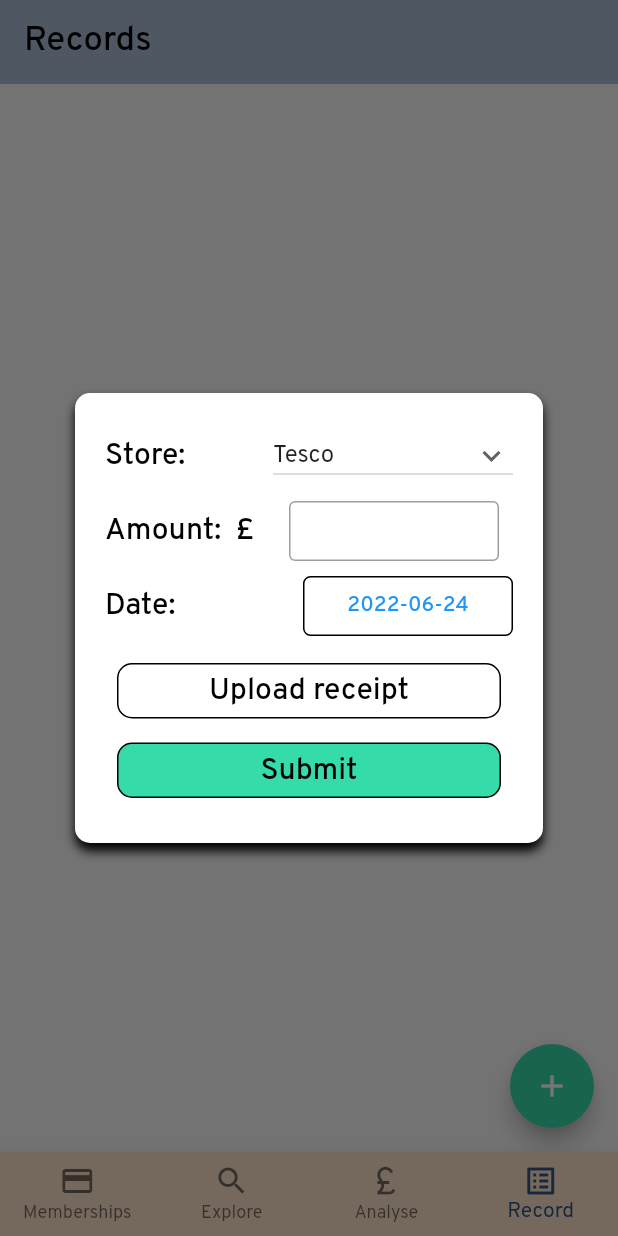
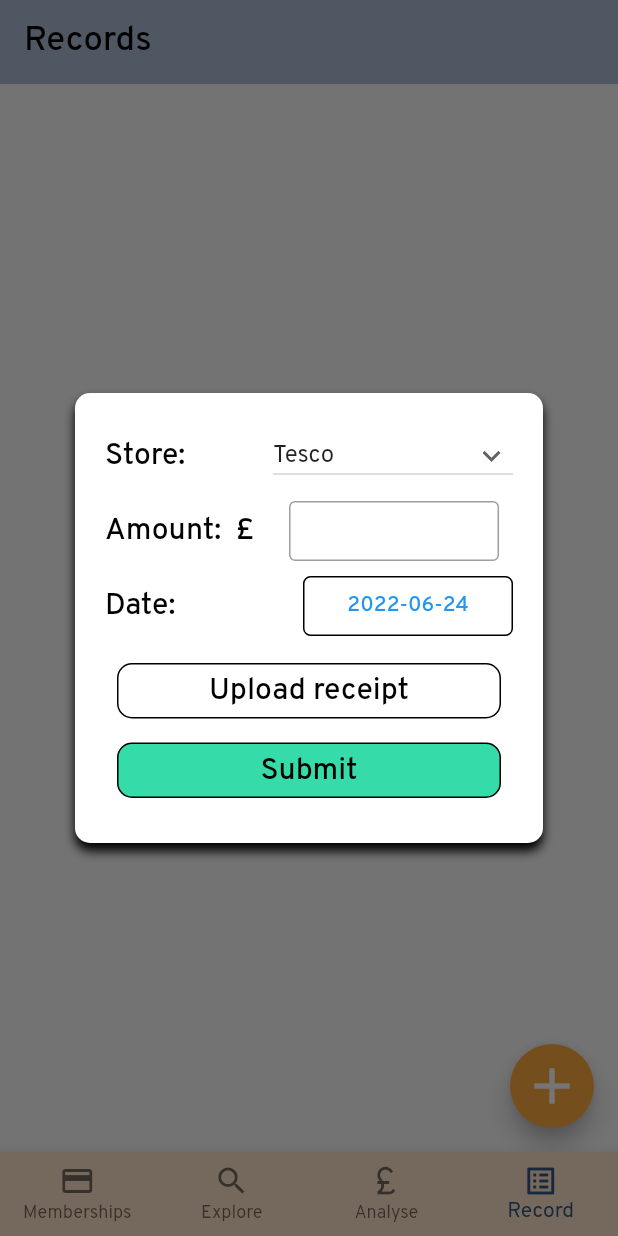
Before and after one commit to khemichew/Kumi, a Flutter app: the screen it shows once a user with an empty profile is signed in, item 4 of the bottom bar chosen, after a tap on the "add" icon, on a phone screen of 412 x 824 dp. Run offline on Flutter 3.47's test engine with Material 2 defaults, Android fonts, the phone set to English and light mode, and no system bars; our stand-ins replace barcode_widget, cloud_firestore, firebase_auth, firebase_core, firebase_storage, fl_chart and 2 more; missing offline and left inert: flutter_barcode_scanner; accounts and stored records are empty; project files that could hold a hidden picture were left out.

Commit message:
[minor] tweak overall UI

```diff
--- a/app/lib/tabs/memberships/landing_page.dart
+++ b/app/lib/tabs/memberships/landing_page.dart
@@ -19,10 +19,13 @@ class MembershipPage extends StatelessWidget {
       title: const Text("Memberships", style: titleStyle),
       actions: <Widget>[
         Container(
-          decoration: const BoxDecoration(
-            color: Colors.indigoAccent,
+          decoration: BoxDecoration(
+            border: Border.all(
+              color: Colors.black,
+              width: 2.0
+            ),
+            color: Colors.transparent,
             shape: BoxShape.circle,
-            boxShadow: lightBoxShadow
           ),
           margin: const EdgeInsets.only(right: 20.0),
           padding: allSidesTenInsets,
@@ -34,7 +37,11 @@ class MembershipPage extends StatelessWidget {
                   ),
                 );
               },
-            child: const Icon(Icons.person_outline),
+            child: const Icon(
+              Icons.person,
+              color: Colors.black,
+              size: 25,
+            ),
           )
         ),
       ]
@@ -50,8 +57,12 @@ class MembershipPage extends StatelessWidget {
               return const AddMembershipDialog();
             })
       },
-      backgroundColor: mintGreen,
-      child: const Icon(Icons.add),
+      backgroundColor: Colors.white,
+      child: const Icon(
+        Icons.add,
+        color: Colors.black,
+        size: 40,
+      ),
     );
   }
 
--- a/app/lib/tabs/records/landing_page.dart
+++ b/app/lib/tabs/records/landing_page.dart
@@ -13,8 +13,9 @@ class Record extends StatelessWidget {
   Widget build(BuildContext context) {
     // return RecordList();
     return Scaffold(
+      // backgroundColor: skyBlue,
       appBar: AppBar(
-//        backgroundColor: Colors.transparent,
+       // backgroundColor: Colors.transparent,
         backgroundColor: skyBlue,
         elevation: 0,
         title: const Text(
@@ -42,8 +43,12 @@ Container generateAddButton(BuildContext context) {
               return const AddingShopForm();
             });
       },
-      backgroundColor: mintGreen,
-      child: const Icon(Icons.add),
+      backgroundColor: Colors.orangeAccent,
+      child: const Icon(
+        Icons.add,
+        color: Colors.white,
+        size: 40,
+      ),
     ),
   );
 }
```
Also changed, not shown: app/lib/tabs/track/button_generator.dart (+4 -3 lines), app/lib/tabs/track/generate_chart.dart (+8 -8 lines), app/lib/tabs/track/landing_page.dart (+43 -43 lines).
